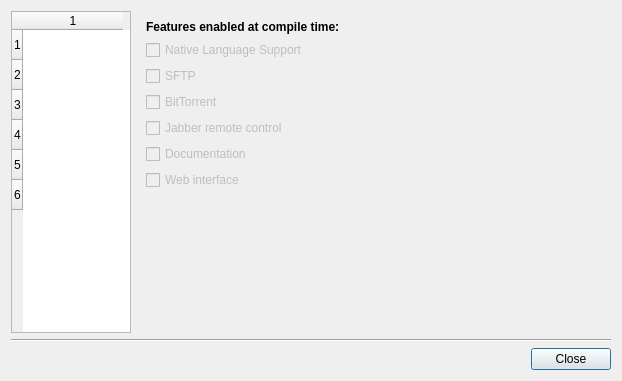
Old version of the form src/AboutDlg.ui in the repository LubosD/fatrat.
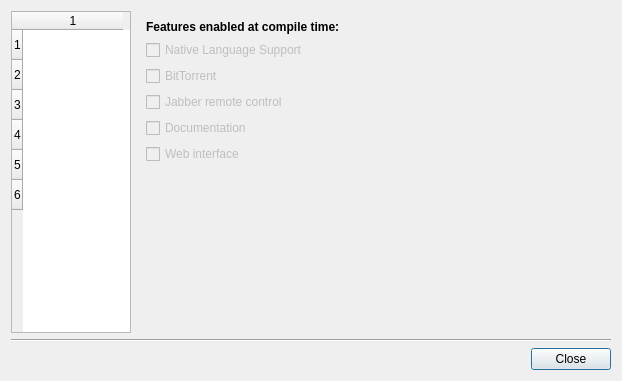
New version of the form. The open tabs and pages were chosen to show the change. Icons and pictures are not drawn.

Commit message: Completely removed the WITH_SFTP build flag

Patch:
```diff
--- a/src/AboutDlg.ui
+++ b/src/AboutDlg.ui
@@ -220,16 +220,6 @@
         </widget>
        </item>
        <item row="2" column="0" >
-        <widget class="QCheckBox" name="checkFeatureSFTP" >
-         <property name="enabled" >
-          <bool>false</bool>
-         </property>
-         <property name="text" >
-          <string>SFTP</string>
-         </property>
-        </widget>
-       </item>
-       <item row="3" column="0" >
         <widget class="QCheckBox" name="checkFeatureBitTorrent" >
          <property name="enabled" >
           <bool>false</bool>
@@ -239,7 +229,7 @@
          </property>
         </widget>
        </item>
-       <item row="4" column="0" >
+       <item row="3" column="0" >
         <widget class="QCheckBox" name="checkFeatureJabber" >
          <property name="enabled" >
           <bool>false</bool>
@@ -249,7 +239,7 @@
          </property>
         </widget>
        </item>
-       <item row="5" column="0" >
+       <item row="4" column="0" >
         <widget class="QCheckBox" name="checkFeatureDocumentation" >
          <property name="enabled" >
           <bool>false</bool>
@@ -259,7 +249,7 @@
          </property>
         </widget>
        </item>
-       <item row="6" column="0" >
+       <item row="5" column="0" >
         <widget class="QCheckBox" name="checkFeatureWebInterface" >
          <property name="enabled" >
           <bool>false</bool>
@@ -269,7 +259,7 @@
          </property>
         </widget>
        </item>
-       <item row="7" column="0" >
+       <item row="6" column="0" >
         <spacer>
          <property name="orientation" >
           <enum>Qt::Vertical</enum>
```
Left out of the diff: 4 changed lines with no effect on the pictures. The commit also changes 3 other files.
